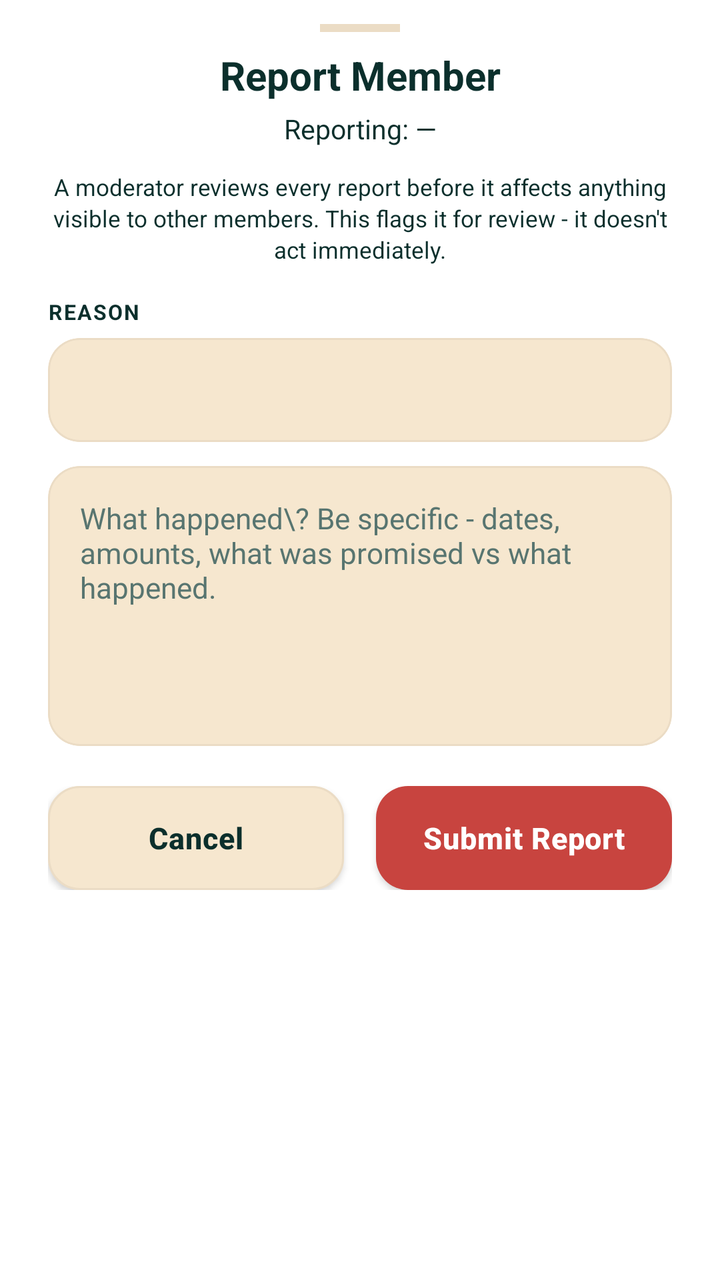
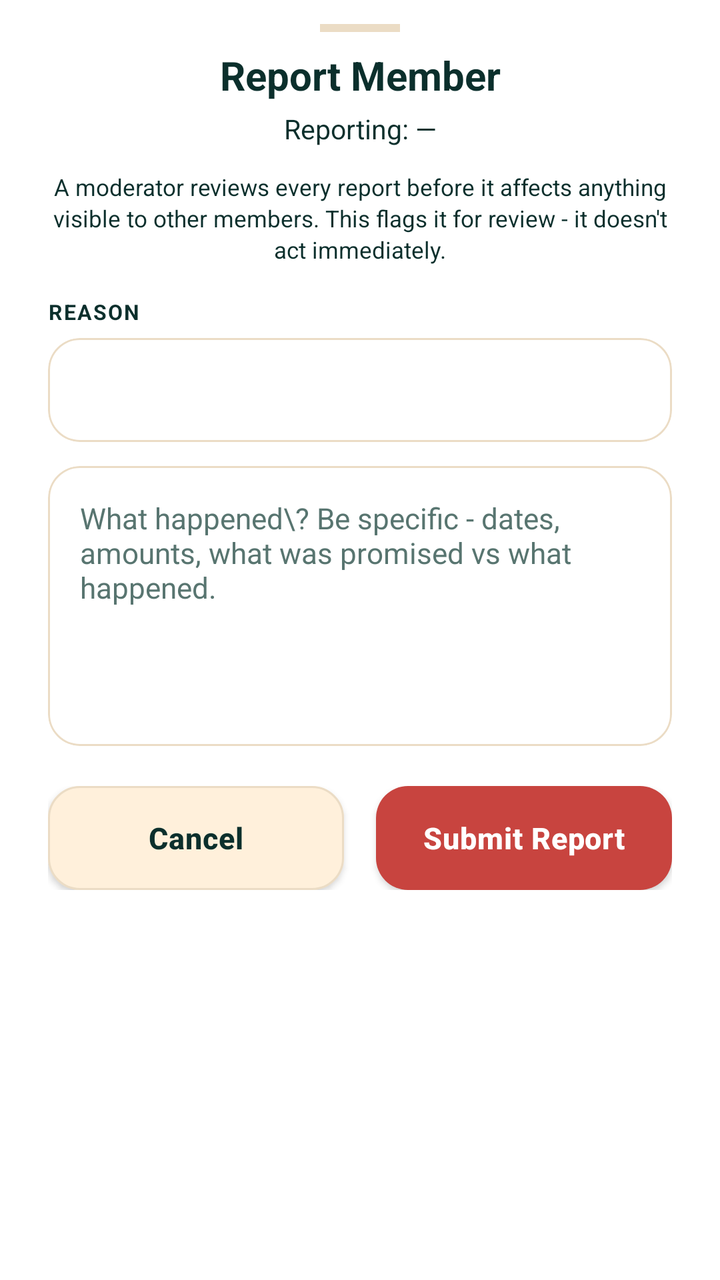

Compare the two renders of this Android layout. The source of the first and the diff that turns it into the second are given below.
<!-- AndroidManifest.xml: application theme AppTheme -->
<!-- res/layout/bottom_sheet_submit_report.xml -->
<LinearLayout
	xmlns:android="http://schemas.android.com/apk/res/android"
	xmlns:app="http://schemas.android.com/apk/res-auto"
	xmlns:tools="http://schemas.android.com/tools"
	android:id="@+id/sheet_root"
	android:layout_width="match_parent"
	android:layout_height="wrap_content"
	android:orientation="vertical"
	android:background="?attr/colorSurface">
	<LinearLayout
		android:id="@+id/linear47"
		android:layout_width="match_parent"
		android:layout_height="wrap_content"
		android:paddingTop="12dp"
		android:paddingBottom="8dp"
		android:background="?attr/colorSurface"
		android:gravity="center_horizontal">
		<View
			android:id="@+id/view48"
			android:layout_width="40dp"
			android:layout_height="4dp"
			android:background="@color/colorCardStroke" />
	</LinearLayout>
	<LinearLayout
		android:id="@+id/linear49"
		android:layout_width="match_parent"
		android:layout_height="wrap_content"
		android:paddingBottom="24dp"
		android:orientation="vertical"
		android:paddingHorizontal="24dp">
		<TextView
			android:id="@+id/textview65"
			android:layout_width="match_parent"
			android:layout_height="wrap_content"
			android:gravity="center_horizontal|center_vertical"
			android:text="Report Member"
			android:textSize="20sp"
			android:textStyle="bold"
			android:focusable="false" />
		<TextView
			android:id="@+id/tv_report_target"
			android:layout_width="match_parent"
			android:layout_height="wrap_content"
			android:layout_marginTop="4dp"
			android:gravity="center_horizontal|center_vertical"
			android:text="Reporting: —"
			android:textSize="13.5sp"
			android:focusable="false" />
		<TextView
			android:id="@+id/textview66"
			android:layout_width="match_parent"
			android:layout_height="wrap_content"
			android:layout_marginTop="12dp"
			android:gravity="center_horizontal|center_vertical"
			android:text="A moderator reviews every report before it affects anything visible to other members. This flags it for review - it doesn't act immediately."
			android:textSize="11.5sp"
			android:focusable="false"
			android:lineSpacingExtra="2dp" />
		<TextView
			android:id="@+id/textview67"
			android:layout_width="wrap_content"
			android:layout_height="wrap_content"
			android:layout_marginTop="16dp"
			android:text="REASON"
			android:textStyle="bold"
			android:textSize="10.5sp"
			android:letterSpacing="0.06"
			android:focusable="false" />
		<com.google.android.material.card.MaterialCardView
			android:id="@+id/cardview2"
			android:layout_width="match_parent"
			android:layout_height="wrap_content"
			android:layout_marginTop="6dp"
			app:cardBackgroundColor="@color/colorSurfaceRaised"
			app:cardCornerRadius="16dp"
			app:cardElevation="0dp"
			app:strokeWidth="1dp"
			app:strokeColor="@color/colorCardStroke">
			<Spinner
				android:id="@+id/spinner_report_reason"
				android:layout_width="match_parent"
				android:layout_height="52dp"
				android:background="@android:color/transparent"
				android:spinnerMode="dialog"
				android:theme="@style/WhiteSpinnerTheme"
				android:paddingStart="12dp"
				android:paddingEnd="12dp" />
		</com.google.android.material.card.MaterialCardView>
		<com.google.android.material.card.MaterialCardView
			android:id="@+id/cardview61"
			android:layout_width="match_parent"
			android:layout_height="140dp"
			android:layout_marginTop="12dp"
			app:cardBackgroundColor="@color/colorSurfaceRaised"
			app:cardCornerRadius="16dp"
			app:cardElevation="0dp"
			app:strokeWidth="1dp"
			app:strokeColor="@color/colorCardStroke">
			<EditText
				android:id="@+id/et_report_details"
				android:layout_width="match_parent"
				android:layout_height="match_parent"
				android:padding="16dp"
				android:background="@android:color/transparent"
				android:gravity="top"
				android:textColor="@color/colorTextPrimary"
				android:hint="What happened\\? Be specific - dates, amounts, what was promised vs what happened."
				android:textSize="14.5sp"
				android:inputType="textMultiLine|textCapSentences"
				android:focusable="true"
				android:focusableInTouchMode="true"
				android:importantForAutofill="no" />
		</com.google.android.material.card.MaterialCardView>
		<LinearLayout
			android:id="@+id/linear50"
			android:layout_width="match_parent"
			android:layout_height="wrap_content"
			android:layout_marginTop="20dp"
			android:orientation="horizontal">
			<com.google.android.material.button.MaterialButton
				android:id="@+id/btn_report_cancel"
				android:layout_width="0dp"
				android:layout_height="52dp"
				android:text="Cancel"
				android:textSize="15sp"
				android:textStyle="bold"
				android:textColor="@color/colorTextPrimary"
				android:layout_weight="1"
				android:layout_marginEnd="8dp"
				app:backgroundTint="@color/colorSurfaceRaised"
				app:cornerRadius="16dp"
				app:elevation="0dp"
				app:strokeWidth="1dp"
				app:strokeColor="@color/colorCardStroke"
				android:textAllCaps="false" />
			<com.google.android.material.button.MaterialButton
				android:id="@+id/btn_report_submit"
				android:layout_width="0dp"
				android:layout_height="52dp"
				android:text="Submit Report"
				android:textSize="15sp"
				android:textStyle="bold"
				android:textColor="@color/colorTextOnAccent"
				android:layout_weight="1"
				android:layout_marginStart="8dp"
				app:backgroundTint="@color/colorError"
				app:cornerRadius="16dp"
				app:elevation="0dp"
				android:textAllCaps="false" />
		</LinearLayout>
	</LinearLayout>
</LinearLayout>
<!-- resources referenced by this layout -->
<resources>
  <color name="colorCardStroke">#EBDCC5</color>
  <color name="colorError">#C8443F</color>
  <color name="colorSurfaceRaised">#F6E7CF</color>
  <color name="colorTextOnAccent">#FFFFFF</color>
  <color name="colorTextPrimary">#0B2F2C</color>
  <style name="WhiteSpinnerTheme" parent="ThemeOverlay.AppCompat.Light">
          <item name="android:textColorPrimary">@color/colorTextPrimary</item>
          <item name="android:textColor">@color/colorTextPrimary</item>
          <item name="android:textSize">20sp</item>
          <item name="colorControlNormal">@color/colorTextPrimary</item>
          <item name="spinnerStyle">@style/HarvanaSpinner</item>
      </style>
  <style name="HarvanaSpinner" parent="Widget.AppCompat.Spinner">
          <item name="android:popupBackground">@color/colorSurface</item>
          <item name="android:dropDownSelector">@color/colorAccentRipple</item>
      </style>
  <style name="HarvanaPopupMenu" parent="Widget.MaterialComponents.PopupMenu">
          <item name="android:popupBackground">@drawable/bg_popup_menu</item>
          <item name="android:popupElevation">10dp</item>
      </style>
  <!-- drawable ic_nav_back (drawable) -->
  <?xml version="1.0" encoding="utf-8"?>
  <vector xmlns:android="http://schemas.android.com/apk/res/android"
      android:width="24dp" android:height="24dp" android:viewportWidth="24" android:viewportHeight="24"
      android:autoMirrored="true"
      android:tint="?attr/colorControlNormal">
      <path android:fillColor="#FFFFFFFF" android:pathData="M20,11H7.83l5.59,-5.59L12,4l-8,8 8,8 1.41,-1.41L7.83,13H20v-2z" />
  </vector>
  <style name="HarvanaTextView" parent="android:Widget.TextView">
          <item name="android:textColor">@color/colorTextPrimary</item>
      </style>
  <color name="colorBackground">#FFF8EE</color>
  <color name="colorAccent">#0B5F57</color>
  <color name="colorAccentDark">#084A44</color>
  <color name="colorTextPrimaryWhite">#FFFFFF</color>
  <color name="colorControlNormal">#587570</color>
  <color name="colorAccentRipple">#1A0B5F57</color>
  <color name="colorAccentStroke">#330B5F57</color>
  <color name="colorAccentStrong">#053D3A</color>
  <color name="colorSurface">#FFFFFF</color>
  <color name="colorTextSecondary">#3F5F5A</color>
  <color name="colorTextTertiary">#587570</color>
  <!-- drawable bg_popup_menu (drawable) -->
  <?xml version="1.0" encoding="utf-8"?>
  <shape xmlns:android="http://schemas.android.com/apk/res/android" android:shape="rectangle">
      <solid android:color="@color/colorPopupSurface" />
      <stroke android:width="1dp" android:color="@color/colorCardStroke" />
      <corners android:radius="14dp" />
  </shape>
  <style name="HarvanaDialogButton" parent="Widget.MaterialComponents.Button.TextButton.Dialog">
          <item name="android:textColor">@color/colorAccent</item>
          <item name="android:minHeight">48dp</item>
      </style>
  <style name="HarvanaBottomSheetStyle" parent="Widget.MaterialComponents.BottomSheet.Modal">
          <item name="backgroundTint">?attr/colorSurface</item>
          <item name="shapeAppearanceOverlay">@style/HarvanaBottomSheetShape</item>
      </style>
  <color name="colorPopupSurface">#F6E9D2</color>
  <style name="HarvanaBottomSheetShape" parent="">
          <item name="cornerFamily">rounded</item>
          <item name="cornerSizeTopLeft">20dp</item>
          <item name="cornerSizeTopRight">20dp</item>
          <item name="cornerSizeBottomLeft">0dp</item>
          <item name="cornerSizeBottomRight">0dp</item>
      </style>
  <!-- unchanged entries left out for length: 5 -->
</resources>

<!-- the commit's change to res/layout/bottom_sheet_submit_report.xml (unified diff, before → after) -->
@@ -71,7 +71,7 @@
 			android:layout_width="match_parent"
 			android:layout_height="wrap_content"
 			android:layout_marginTop="6dp"
-			app:cardBackgroundColor="@color/colorSurfaceRaised"
+			app:cardBackgroundColor="@color/colorSurface"
 			app:cardCornerRadius="16dp"
 			app:cardElevation="0dp"
 			app:strokeWidth="1dp"
@@ -91,7 +91,7 @@
 			android:layout_width="match_parent"
 			android:layout_height="140dp"
 			android:layout_marginTop="12dp"
-			app:cardBackgroundColor="@color/colorSurfaceRaised"
+			app:cardBackgroundColor="@color/colorSurface"
 			app:cardCornerRadius="16dp"
 			app:cardElevation="0dp"
 			app:strokeWidth="1dp"
<!-- resource entries referenced after the edit -->
@@ -2,7 +2,7 @@
 <resources>
   <color name="colorCardStroke">#EBDCC5</color>
   <color name="colorError">#C8443F</color>
-  <color name="colorSurfaceRaised">#F6E7CF</color>
+  <color name="colorSurfaceRaised">@color/colorSurfaceAlt</color>
   <color name="colorTextOnAccent">#FFFFFF</color>
   <color name="colorTextPrimary">#0B2F2C</color>
   <style name="WhiteSpinnerTheme" parent="ThemeOverlay.AppCompat.Light">
@@ -12,6 +12,7 @@
           <item name="colorControlNormal">@color/colorTextPrimary</item>
           <item name="spinnerStyle">@style/HarvanaSpinner</item>
       </style>
+  <color name="colorSurfaceAlt">#FFF0DB</color>
   <style name="HarvanaSpinner" parent="Widget.AppCompat.Spinner">
           <item name="android:popupBackground">@color/colorSurface</item>
           <item name="android:dropDownSelector">@color/colorAccentRipple</item>
@@ -57,7 +58,7 @@
           <item name="backgroundTint">?attr/colorSurface</item>
           <item name="shapeAppearanceOverlay">@style/HarvanaBottomSheetShape</item>
       </style>
-  <color name="colorPopupSurface">#F6E9D2</color>
+  <color name="colorPopupSurface">@color/colorSurface</color>
   <style name="HarvanaBottomSheetShape" parent="">
           <item name="cornerFamily">rounded</item>
           <item name="cornerSizeTopLeft">20dp</item>
